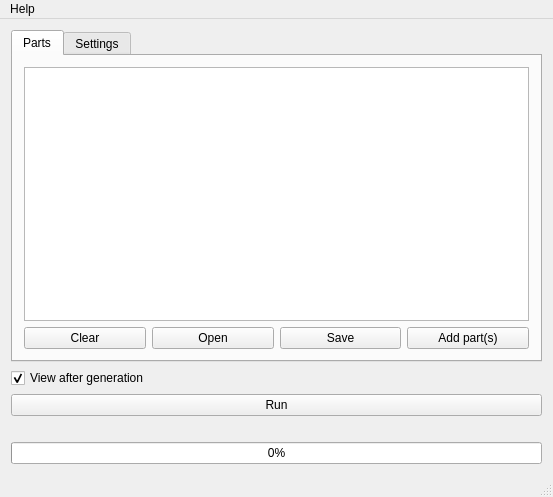
First picture: the form in gui/mainwindow.ui, repository RobotsWar/Plater, before the edit.
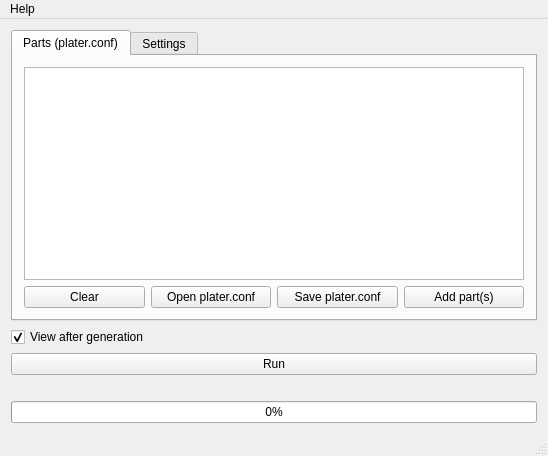
Second picture: the form after the edit. The open tabs and pages were chosen to show the change. Icons and pictures are not drawn.

Commit message: Fixes in the main window

Patch:
```diff
--- a/gui/mainwindow.ui
+++ b/gui/mainwindow.ui
@@ -6,8 +6,8 @@
    <rect>
     <x>0</x>
     <y>0</y>
-    <width>553</width>
-    <height>497</height>
+    <width>548</width>
+    <height>456</height>
    </rect>
   </property>
   <property name="windowTitle">
@@ -22,7 +22,7 @@
       </property>
       <widget class="QWidget" name="tab">
        <attribute name="title">
-        <string>Parts</string>
+        <string>Parts (plater.conf)</string>
        </attribute>
        <layout class="QVBoxLayout" name="verticalLayout_4">
         <item>
@@ -44,7 +44,7 @@
           <item>
            <widget class="QPushButton" name="openButton">
             <property name="text">
-             <string>Open</string>
+             <string>Open plater.conf</string>
             </property>
             <property name="icon">
              <iconset resource="icons.qrc">
@@ -55,7 +55,7 @@
           <item>
            <widget class="QPushButton" name="saveButton">
             <property name="text">
-             <string>Save</string>
+             <string>Save plater.conf</string>
             </property>
             <property name="icon">
              <iconset resource="icons.qrc">
@@ -352,8 +352,8 @@
     <rect>
      <x>0</x>
      <y>0</y>
-     <width>553</width>
-     <height>25</height>
+     <width>548</width>
+     <height>21</height>
     </rect>
    </property>
    <widget class="QMenu" name="menuAbout">
```
Left out of the diff: 2 changed lines with no effect on the pictures.
